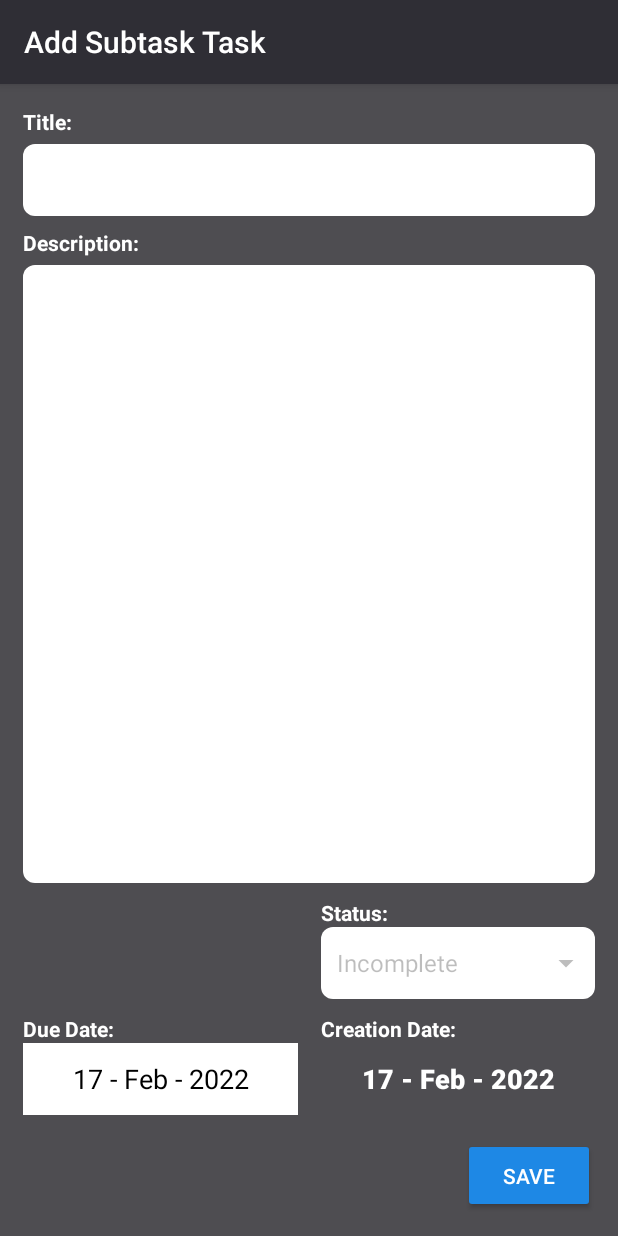
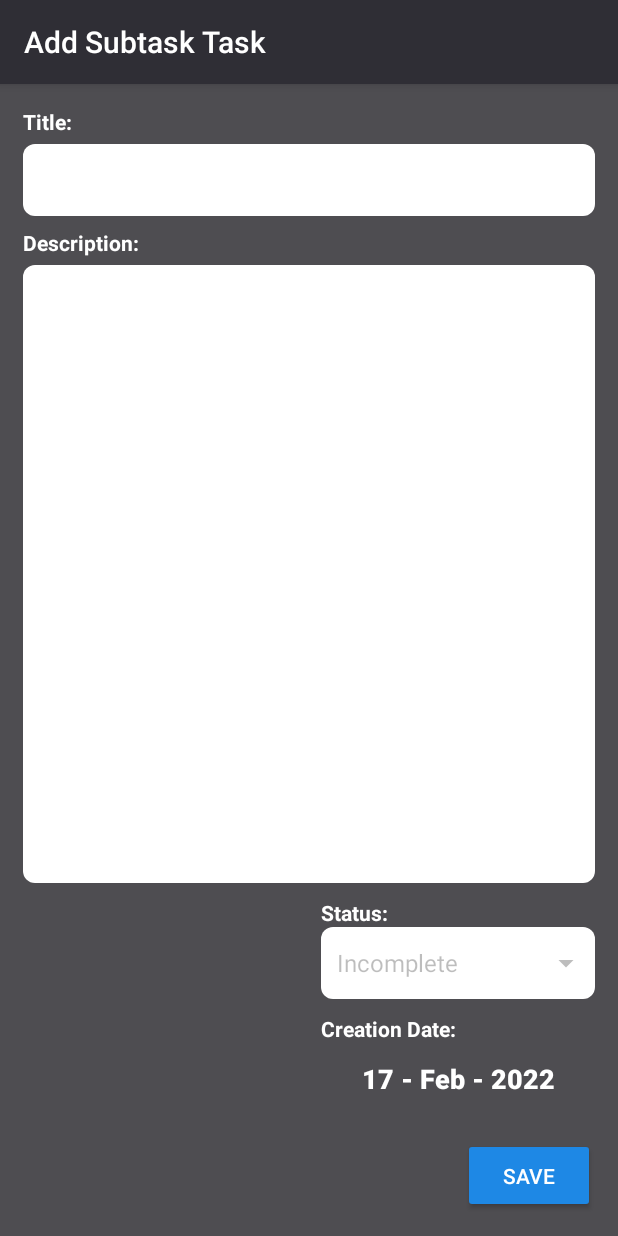
Before and after one commit to KarimJazzar/task_Amigos_Android, an Android app: the AddSubtask screen opened directly, with no data from a screen before it, on a phone screen of 412 x 824 dp. Run offline under Robolectric (Android 15) with nearby library versions, the phone set to English and light mode, and no system bars; our stand-ins replace Room's generated code.

Commit message:
Fixed bugs in subtask

```diff
--- a/app/src/main/res/layout/activity_add_subtask.xml
+++ b/app/src/main/res/layout/activity_add_subtask.xml
@@ -35,6 +35,7 @@ tools:context=".activities.AddSubtask">
         android:background="@drawable/et_style"
         android:inputType="textPersonName"
         android:padding="5dp"
+        android:textColor="#000000"
         app:layout_constraintEnd_toEndOf="parent"
         app:layout_constraintHorizontal_bias="0.0"
         app:layout_constraintStart_toStartOf="parent"
@@ -66,6 +67,7 @@ tools:context=".activities.AddSubtask">
         android:inputType="textMultiLine"
         android:padding="5dp"
         android:scrollbars="vertical"
+        android:textColor="#000000"
         app:layout_constraintBottom_toTopOf="@+id/txtDesc2"
         app:layout_constraintEnd_toEndOf="parent"
         app:layout_constraintHorizontal_bias="0.0"
@@ -130,6 +132,7 @@ tools:context=".activities.AddSubtask">
         android:textColor="@color/white"
         android:textSize="14sp"
         android:textStyle="bold"
+        android:visibility="invisible"
         app:layout_constraintBottom_toTopOf="@+id/txtDuedate2"
         app:layout_constraintStart_toStartOf="parent" />
 
@@ -157,6 +160,7 @@ tools:context=".activities.AddSubtask">
         android:text="12 - Feb - 2022"
         android:textColor="@color/black"
         android:textSize="18sp"
+        android:visibility="invisible"
         app:layout_constraintBottom_toTopOf="@+id/btnSave2"
         app:layout_constraintEnd_toStartOf="@+id/txtCreationDate2"
         app:layout_constraintStart_toStartOf="parent" />
```
Also changed, not shown: app/src/main/java/com/example/task_amigos_android/fragments/InfoFragment.java (+4 -4 lines).
